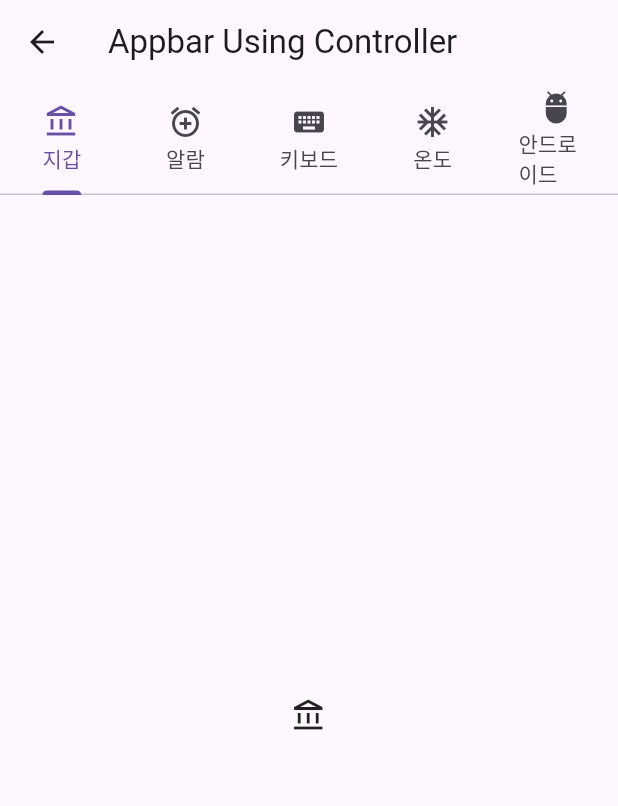
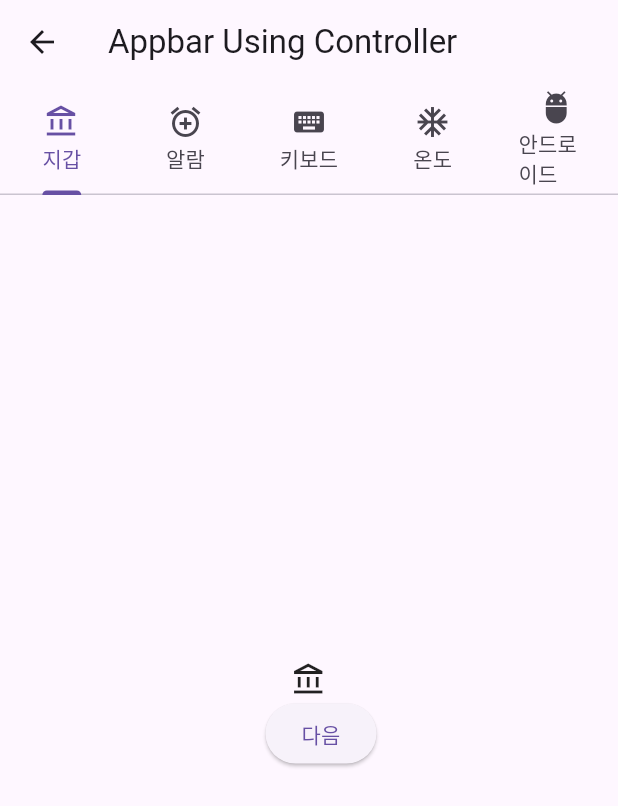
Before and after one commit to collectcol/flutter_projects_inflearn, a Flutter app: the screen it shows after launch, after a tap on "AppBar Using Controller", on a phone screen of 412 x 824 dp. Shown: the top 806 px of the screen. Run offline on Flutter 3.47's test engine with Material 3 defaults, Android fonts, the phone set to English and light mode, and no system bars; our stand-ins replace dio, drift, geolocator, get_it, google_maps_flutter, image_picker and 5 more; missing offline and left inert: agora_rtc_engine, agora_uikit, dart:ffi, sqlite3; accounts and stored records are empty; generated files the repository leaves out were written again.

Commit message:
2025-01-30

```diff
--- a/tabbar_theory/lib/screen/appbar_using_controller.dart
+++ b/tabbar_theory/lib/screen/appbar_using_controller.dart
@@ -20,6 +20,11 @@ class _AppbarUsingControllerState extends State<AppbarUsingController>
       length: TABS.length,
       vsync: this, // TickerProviderStateMixin 을 가리킴
     );
+    tabController.addListener((){
+      setState(() {
+
+      });
+    });
   }
 
   @override
@@ -42,9 +47,43 @@ class _AppbarUsingControllerState extends State<AppbarUsingController>
       body: TabBarView(
         controller: tabController,
         children: TABS
-            .map((e) => Center(
-                  child: Icon(e.icon),
-                ))
+            .map(
+              (e) => Column(
+                mainAxisAlignment: MainAxisAlignment.center,
+                children: [
+                  Icon(
+                    e.icon,
+                  ),
+                  Row(
+                    mainAxisAlignment: MainAxisAlignment.center,
+                    children: [
+                      if (tabController.index != 0)
+                      ElevatedButton(
+                        onPressed: () {
+                          tabController.animateTo(
+                            tabController.index - 1,
+                          );
+                        },
+                        child: Text('이전'),
+                      ),
+                      const SizedBox(
+                        width: 16.0,
+                      ),
+                      if (tabController.index != TABS.length - 1)
+                      ElevatedButton(
+                        onPressed: () {
+                          tabController.animateTo(
+                            tabController.index + 1,
+                          );
+                        },
+                        child: Text('다음'),
+                      ),
+
+                    ],
+                  )
+                ],
+              ),
+            )
             .toList(),
       ),
     );
--- a/tabbar_theory/lib/screen/home_screen.dart
+++ b/tabbar_theory/lib/screen/home_screen.dart
@@ -1,6 +1,7 @@
 import 'package:flutter/material.dart';
 import 'package:tabbar_theory/screen/appbar_using_controller.dart';
 import 'package:tabbar_theory/screen/basic_appbar_tabbar_screen.dart';
+import 'package:tabbar_theory/screen/bottom_navigation_bar.dart';
 
 class HomeScreen extends StatelessWidget {
   const HomeScreen({super.key});
@@ -35,6 +36,16 @@ class HomeScreen extends StatelessWidget {
                 );
               },
               child: Text('AppBar Using Controller'),
+            ),
+            ElevatedButton(
+              onPressed: () {
+                Navigator.of(context).push(
+                  MaterialPageRoute(
+                    builder: (_) => BottomNavigationBarScreen(),
+                  ),
+                );
+              },
+              child: Text('Bottom Naviagotion Bar Screen'),
             )
           ],
         ),
```
Also changed, not shown: tabbar_theory/lib/screen/bottom_navigation_bar.dart (added, +68 -0 lines).
